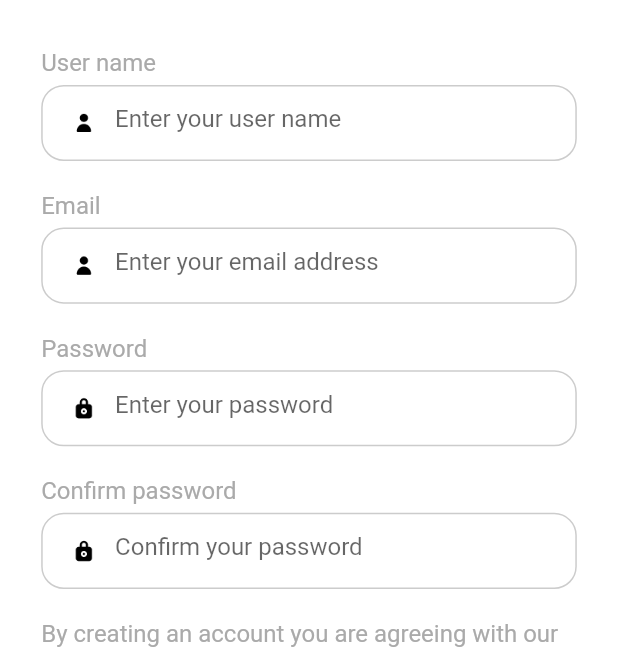
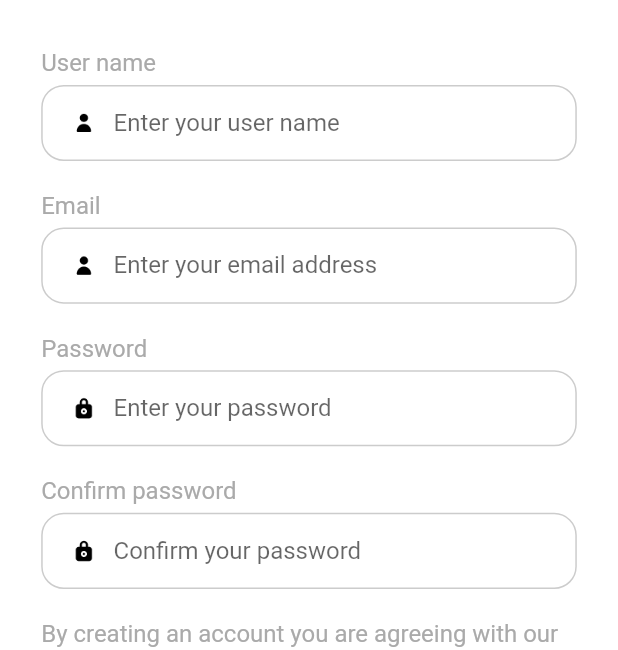
Before and after one commit to Daddy2054/ulearning_app, a Flutter app: the SignUp screen opened by its route, on a phone screen of 412 x 824 dp. Shown: the part 187-837 px from the top of the screen. Run offline on Flutter 3.47's test engine with Material 2 defaults, Android fonts, the phone set to English and light mode, and no system bars; our stand-ins replace cloud_firestore, dots_indicator, firebase_auth, firebase_core, flutter_riverpod, flutter_screenutil and 3 more; accounts and stored records are empty; generated files the repository leaves out were written again.

Commit message:
77. Search bar solve renderflow part 2

```diff
--- a/lib/common/widgets/app_textfields.dart
+++ b/lib/common/widgets/app_textfields.dart
@@ -1,4 +1,3 @@
-
 import 'package:flutter/material.dart';
 import 'package:flutter_screenutil/flutter_screenutil.dart';
 
@@ -12,7 +11,7 @@ Widget appTextField({
   String iconName = '',
   String hintText = 'Type in your info',
   bool obscureText = false,
-      void Function(String value)? func,
+  void Function(String value)? func,
 }) {
   return Container(
     padding: EdgeInsets.only(left: 25.w, right: 25.w),
@@ -34,34 +33,40 @@ Widget appTextField({
                 margin: EdgeInsets.only(left: 17.w),
                 child: appImage(imagePath: iconName),
               ),
-              SizedBox(
-                width: 280.w,
-                height: 50.h,
-                child: TextField(
-                  controller: controller,
-                  onChanged: (value) =>func!(value),
-                  keyboardType: TextInputType.emailAddress,
-                  decoration: InputDecoration(
-                    hintText: hintText,
-                    enabledBorder: const OutlineInputBorder(
-                      borderSide: BorderSide(
-                        color: Colors.transparent,
-                      ),
-                    ),
-                    focusedBorder: const OutlineInputBorder(
-                      borderSide: BorderSide(
-                        color: Colors.transparent,
-                      ),
-                    ),
-                  ),
-                  maxLines: 1,
-                  autocorrect: false,
-                  obscureText: obscureText,
-                ),
-              )
+              appTextFieldOnly(
+                controller: controller,
+                hintText: hintText,
+                func: func,
+                obscureText: obscureText,
+              ),
+              // SizedBox(
+              //   width: 280.w,
+              //   height: 50.h,
+              //   child: TextField(
+              //     controller: controller,
+              //     onChanged: (value) =>func!(value),
+              //     keyboardType: TextInputType.emailAddress,
+              //     decoration: InputDecoration(
+              //       hintText: hintText,
+              //       enabledBorder: const OutlineInputBorder(
+              //         borderSide: BorderSide(
+              //           color: Colors.transparent,
+              //         ),
+              //       ),
+              //       focusedBorder: const OutlineInputBorder(
+              //         borderSide: BorderSide(
+              //           color: Colors.transparent,
+              //         ),
+              //       ),
+              //     ),
+              //     maxLines: 1,
+              //     autocorrect: false,
+              //     obscureText: obscureText,
+              //   ),
+              // )
             ],
           ),
-        )
+        ),
       ],
     ),
   );
@@ -79,7 +84,6 @@ Widget appTextFieldOnly({
     width: width.w,
     height: height.h,
     child: TextField(
-
       controller: controller,
       onChanged: (value) => func!(value),
       keyboardType: TextInputType.multiline,
```
Also changed, not shown: lib/common/widgets/search_widgets.dart (+12 -4 lines).
